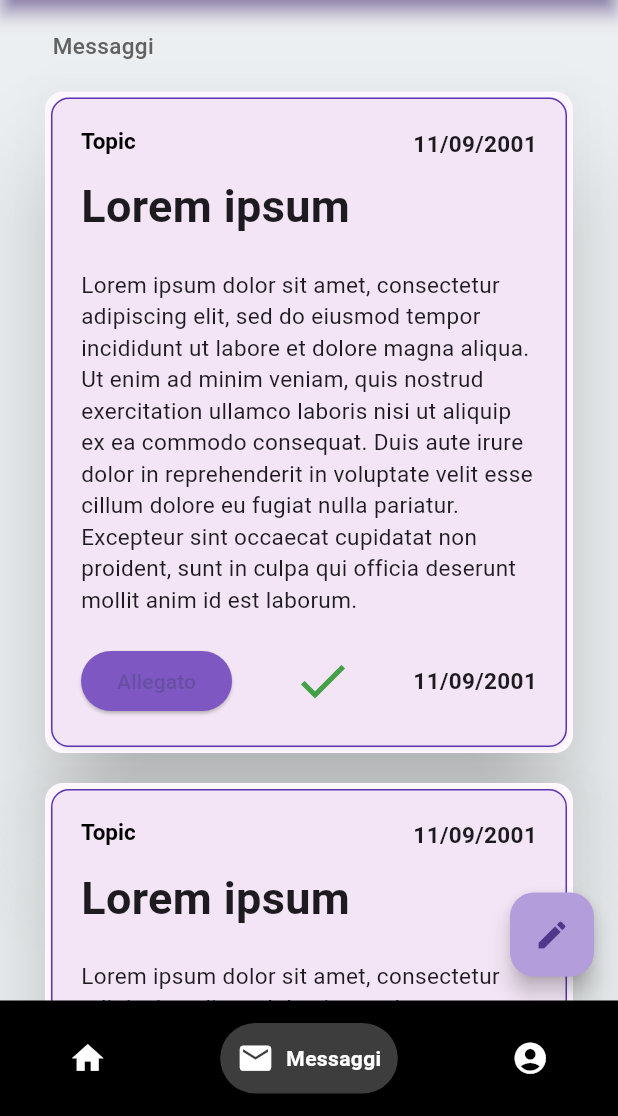
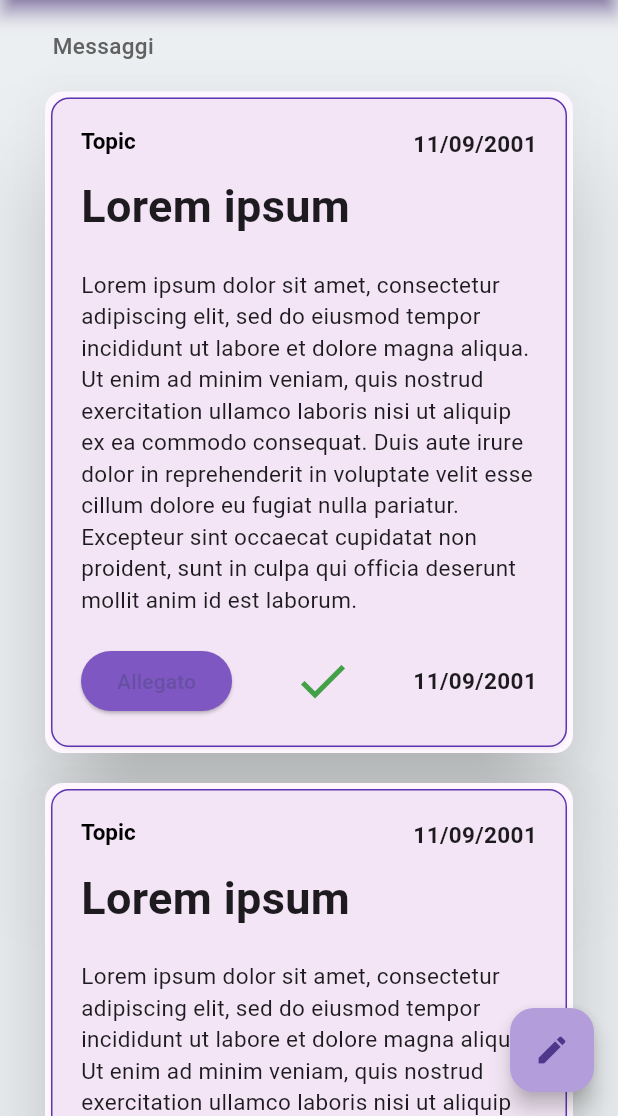
Before and after one commit to noblesseobl/android_commercialisti, a Flutter app: the Messaggi screen opened directly, on a phone screen of 412 x 824 dp, the part 120-1236 px from its top. Run offline on Flutter 3.47's test engine with Material 3 defaults, Android fonts, the phone set to English and light mode, and no system bars; drawn by our look-alikes of google_nav_bar; missing offline and left inert: flutter_phone_direct_caller, maps_launcher, rounded_expansion_tile.

Commit message:
sistemato navigazione

```diff
--- a/progetto_android_commercialisti/lib/Messaggi.dart
+++ b/progetto_android_commercialisti/lib/Messaggi.dart
@@ -273,51 +273,6 @@ class _MessaggiState extends State<Messaggi> {
         child: Icon(Icons.edit),
       ),
 
-      bottomNavigationBar: Container(
-        color: Colors.black,
-        child: Padding(
-          padding:
-          const EdgeInsets.symmetric(horizontal: 35.0, vertical: 15),
-          child: GNav(
-            backgroundColor: Colors.black87,
-            color: Colors.white,
-            activeColor: Colors.white,
-            selectedIndex: 1,
-            tabBackgroundColor: Colors.white24,
-            padding: EdgeInsets.all(11),
-            gap: 8,
-            iconSize: 25,
-            onTabChange: (index) async {
-              if (index == 0) {
-                Navigator.of(context).push(
-                  CustomPageRoute(
-                      child: HomePage(),
-                      direction:AxisDirection.up),);
-              }else if (index==2){
-                Navigator.of(context).push(
-                  CustomPageRoute(
-                      child: Profilo(),
-                      direction:AxisDirection.up),);
-              }
-            },
-            tabs: [
-              GButton(
-                icon: Icons.home,
-                text: 'Home',
-              ),
-              GButton(
-                icon: Icons.mail,
-                text: 'Messaggi',
-              ),
-              GButton(
-                icon: Icons.account_circle,
-                text: 'Profilo',
-              ),
-
-            ],
-          ),
-        ),
-      ),
     );
   }
 }
```
Also changed, not shown: progetto_android_commercialisti/lib/Applicazione.dart (added, +60 -0 lines), progetto_android_commercialisti/lib/HomePage.dart (+0 -47 lines), progetto_android_commercialisti/lib/Login.dart (+4 -3 lines), progetto_android_commercialisti/lib/Profilo.dart (+0 -44 lines), 1 other file.
